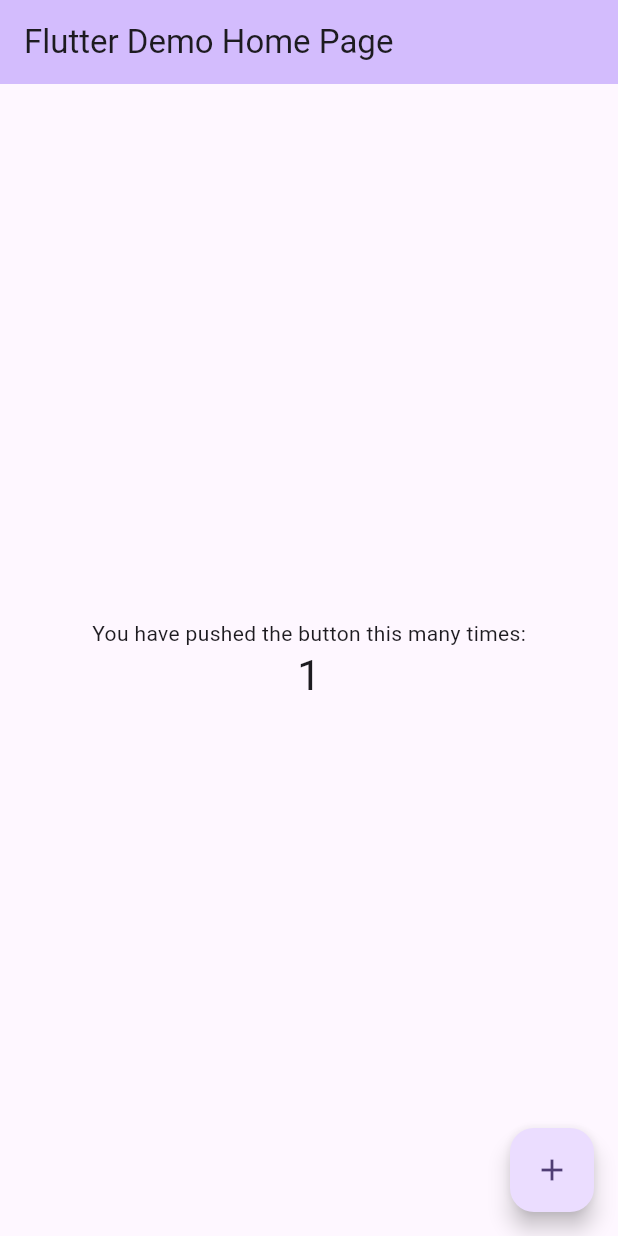
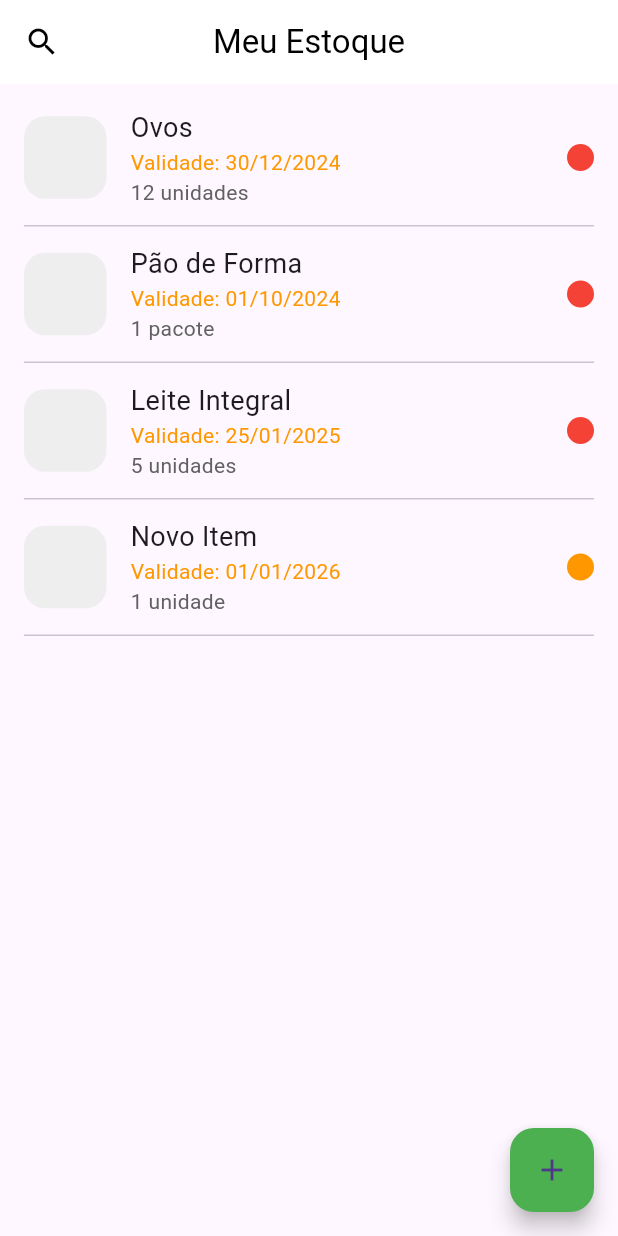
Before and after one commit to JeaneMirele/ControleEstoqueApp, a Flutter app: the screen it shows after launch, after a tap on the "add" icon, on a phone screen of 412 x 824 dp. Run offline on Flutter 3.47's test engine with Material 3 defaults, Android fonts, the phone set to English and light mode, and no system bars.

Commit message:
add pacotes e configuracoes iniciais

```diff
--- /dev/null
+++ b/lib/core/di/configure_providers.dart
@@ -0,0 +1,24 @@
+import 'package:controle_estoque_app/ui/view_models/estoque_view.dart';
+import 'package:provider/provider.dart';
+import 'package:provider/single_child_widget.dart';
+
+
+class ConfigureProviders {
+
+  final List<SingleChildWidget> providers;
+
+  ConfigureProviders({required this.providers});
+
+  static Future<ConfigureProviders> createDependencyTree() async {
+
+    //final todoService = TodoService();
+    //final todoRepository = TodoRepository(todoService);
+    final EstoqueViewModel = EstoqueViewModel();
+
+    return ConfigureProviders(providers: [
+     // Provider<TodoService>.value(value: todoService),
+     // Provider<TodoRepository>.value(value: todoRepository),
+      ChangeNotifierProvider<EstoqueViewModel>.value(value: EstoqueViewModel)
+    ]);
+  }
+}
--- a/lib/main.dart
+++ b/lib/main.dart
@@ -1,122 +1,27 @@
+import 'package:controle_estoque_app/ui/view_models/estoque_view.dart';
+import 'package:controle_estoque_app/ui/views/estoque_page.dart';
 import 'package:flutter/material.dart';
+import 'package:provider/provider.dart';
 
 void main() {
-  runApp(const MyApp());
+  runApp(
+    MultiProvider(
+      providers: [
+        ChangeNotifierProvider(create: (_) => EstoqueViewModel()),
+      ],
+      child: const MeuApp(),
+    ),
+  );
 }
 
-class MyApp extends StatelessWidget {
-  const MyApp({super.key});
+class MeuApp extends StatelessWidget {
+  const MeuApp({super.key});
 
-  // This widget is the root of your application.
   @override
   Widget build(BuildContext context) {
     return MaterialApp(
-      title: 'Flutter Demo',
-      theme: ThemeData(
-        // This is the theme of your application.
-        //
-        // TRY THIS: Try running your application with "flutter run". You'll see
-        // the application has a purple toolbar. Then, without quitting the app,
-        // try changing the seedColor in the colorScheme below to Colors.green
-        // and then invoke "hot reload" (save your changes or press the "hot
-        // reload" button in a Flutter-supported IDE, or press "r" if you used
-        // the command line to start the app).
-        //
-        // Notice that the counter didn't reset back to zero; the application
-        // state is not lost during the reload. To reset the state, use hot
-        // restart instead.
-        //
-        // This works for code too, not just values: Most code changes can be
-        // tested with just a hot reload.
-        colorScheme: ColorScheme.fromSeed(seedColor: Colors.deepPurple),
-      ),
-      home: const MyHomePage(title: 'Flutter Demo Home Page'),
+      debugShowCheckedModeBanner: false,
+      home: const EstoquePage(),
     );
   }
 }
-
-class MyHomePage extends StatefulWidget {
-  const MyHomePage({super.key, required this.title});
-
-  // This widget is the home page of your application. It is stateful, meaning
-  // that it has a State object (defined below) that contains fields that affect
-  // how it looks.
-
-  // This class is the configuration for the state. It holds the values (in this
-  // case the title) provided by the parent (in this case the App widget) and
-  // used by the build method of the State. Fields in a Widget subclass are
-  // always marked "final".
-
-  final String title;
-
-  @override
-  State<MyHomePage> createState() => _MyHomePageState();
-}
-
-class _MyHomePageState extends State<MyHomePage> {
-  int _counter = 0;
-
-  void _incrementCounter() {
-    setState(() {
-      // This call to setState tells the Flutter framework that something has
-      // changed in this State, which causes it to rerun the build method below
-      // so that the display can reflect the updated values. If we changed
-      // _counter without calling setState(), then the build method would not be
-      // called again, and so nothing would appear to happen.
-      _counter++;
-    });
-  }
-
-  @override
-  Widget build(BuildContext context) {
-    // This method is rerun every time setState is called, for instance as done
-    // by the _incrementCounter method above.
-    //
-    // The Flutter framework has been optimized to make rerunning build methods
-    // fast, so that you can just rebuild anything that needs updating rather
-    // than having to individually change instances of widgets.
-    return Scaffold(
-      appBar: AppBar(
-        // TRY THIS: Try changing the color here to a specific color (to
-        // Colors.amber, perhaps?) and trigger a hot reload to see the AppBar
-        // change color while the other colors stay the same.
-        backgroundColor: Theme.of(context).colorScheme.inversePrimary,
-        // Here we take the value from the MyHomePage object that was created by
-        // the App.build method, and use it to set our appbar title.
-        title: Text(widget.title),
-      ),
-      body: Center(
-        // Center is a layout widget. It takes a single child and positions it
-        // in the middle of the parent.
-        child: Column(
-          // Column is also a layout widget. It takes a list of children and
-          // arranges them vertically. By default, it sizes itself to fit its
-          // children horizontally, and tries to be as tall as its parent.
-          //
-          // Column has various properties to control how it sizes itself and
-          // how it positions its children. Here we use mainAxisAlignment to
-          // center the children vertically; the main axis here is the vertical
-          // axis because Columns are vertical (the cross axis would be
-          // horizontal).
-          //
-          // TRY THIS: Invoke "debug painting" (choose the "Toggle Debug Paint"
-          // action in the IDE, or press "p" in the console), to see the
-          // wireframe for each widget.
-          mainAxisAlignment: MainAxisAlignment.center,
-          children: <Widget>[
-            const Text('You have pushed the button this many times:'),
-            Text(
-              '$_counter',
-              style: Theme.of(context).textTheme.headlineMedium,
-            ),
-          ],
-        ),
-      ),
-      floatingActionButton: FloatingActionButton(
-        onPressed: _incrementCounter,
-        tooltip: 'Increment',
-        child: const Icon(Icons.add),
-      ), // This trailing comma makes auto-formatting nicer for build methods.
-    );
-  }
-}
--- /dev/null
+++ b/lib/models/produto.dart
@@ -0,0 +1,11 @@
+class Produto {
+  final String nome;
+  final String validade;
+  final String quantidade;
+
+  Produto({
+    required this.nome,
+    required this.validade,
+    required this.quantidade,
+  });
+}
--- /dev/null
+++ b/lib/ui/view_models/estoque_view.dart
@@ -0,0 +1,37 @@
+import 'package:flutter/material.dart';
+import '../../models/Produto.dart';
+
+
+class EstoqueViewModel extends ChangeNotifier {
+  List<Produto> produtos = [];
+
+  EstoqueViewModel() {
+    carregarItensIniciais();
+  }
+
+  void carregarItensIniciais() {
+    produtos = [
+      Produto(
+        nome: 'Ovos',
+        validade: '30/12/2024',
+        quantidade: '12 unidades',
+      ),
+      Produto(
+        nome: 'Pão de Forma',
+        validade: '01/10/2024',
+        quantidade: '1 pacote',
+      ),
+      Produto(
+        nome: 'Leite Integral',
+        validade: '25/01/2025',
+        quantidade: '5 unidades',
+      ),
+    ];
+    notifyListeners();
+  }
+
+  void adicionarProduto(Produto p) {
+    produtos.add(p);
+    notifyListeners();
+  }
+}
--- /dev/null
+++ b/lib/ui/views/estoque_page.dart
@@ -0,0 +1,104 @@
+import 'package:flutter/material.dart';
+import 'package:provider/provider.dart';
+import '../../models/Produto.dart';
+import '../view_models/estoque_view.dart';
+
+
+class EstoquePage extends StatelessWidget {
+  const EstoquePage({super.key});
+
+  Color statusColor(String date) {
+    DateTime validade = DateTime.parse(date.split('/').reversed.join('-'));
+    DateTime agora = DateTime.now();
+    final diff = validade.difference(agora).inDays;
+
+    if (diff <= 0) return Colors.red;
+    if (diff <= 60) return Colors.orange;
+    return Colors.green;
+  }
+
+  @override
+  Widget build(BuildContext context) {
+    return Scaffold(
+      appBar: AppBar(
+        backgroundColor: Colors.white,
+        elevation: 0,
+        centerTitle: true,
+        title: const Text(
+          'Meu Estoque',
+          style: TextStyle(color: Colors.black, fontSize: 22),
+        ),
+        leading: IconButton(
+          icon: const Icon(Icons.search, color: Colors.black),
+          onPressed: () {},
+        ),
+      ),
+      body: Consumer<EstoqueViewModel>(
+        builder: (context, vm, child) {
+          return ListView.builder(
+            padding: const EdgeInsets.all(16),
+            itemCount: vm.produtos.length,
+            itemBuilder: (context, i) {
+              final item = vm.produtos[i];
+
+              return Column(
+                children: [
+                  Row(
+                    children: [
+                      Container(
+                        width: 55,
+                        height: 55,
+                        decoration: BoxDecoration(
+                          color: Colors.grey.shade200,
+                          borderRadius: BorderRadius.circular(14),
+                        ),
+                      ),
+                      const SizedBox(width: 16),
+                      Expanded(
+                        child: Column(
+                          crossAxisAlignment: CrossAxisAlignment.start,
+                          children: [
+                            Text(item.nome, style: const TextStyle(fontSize: 18)),
+                            Text(
+                              'Validade: ${item.validade}',
+                              style: const TextStyle(color: Colors.orange),
+                            ),
+                            Text(item.quantidade,
+                                style: TextStyle(color: Colors.grey.shade700)),
+                          ],
+                        ),
+                      ),
+                      Container(
+                        width: 18,
+                        height: 18,
+                        decoration: BoxDecoration(
+                          color: statusColor(item.validade),
+                          shape: BoxShape.circle,
+                        ),
+                      )
+                    ],
+                  ),
+                  const Divider(height: 25)
+                ],
+              );
+            },
+          );
+        },
+      ),
+      floatingActionButton: FloatingActionButton(
+        backgroundColor: Colors.green,
+        onPressed: () {
+          final vm = context.read<EstoqueViewModel>();
+          vm.adicionarProduto(
+            Produto(
+              nome: 'Novo Item',
+              validade: '01/01/2026',
+              quantidade: '1 unidade',
+            ),
+          );
+        },
+        child: const Icon(Icons.add),
+      ),
+    );
+  }
+}
--- a/pubspec.yaml
+++ b/pubspec.yaml
@@ -34,7 +34,7 @@ dependencies:
   # The following adds the Cupertino Icons font to your application.
   # Use with the CupertinoIcons class for iOS style icons.
   cupertino_icons: ^1.0.8
-
+  provider: ^6.1.5+1
 dev_dependencies:
   flutter_test:
     sdk: flutter
```
Also changed, not shown: lib/data/repositories/repositories.dart (added), pubspec.lock.
